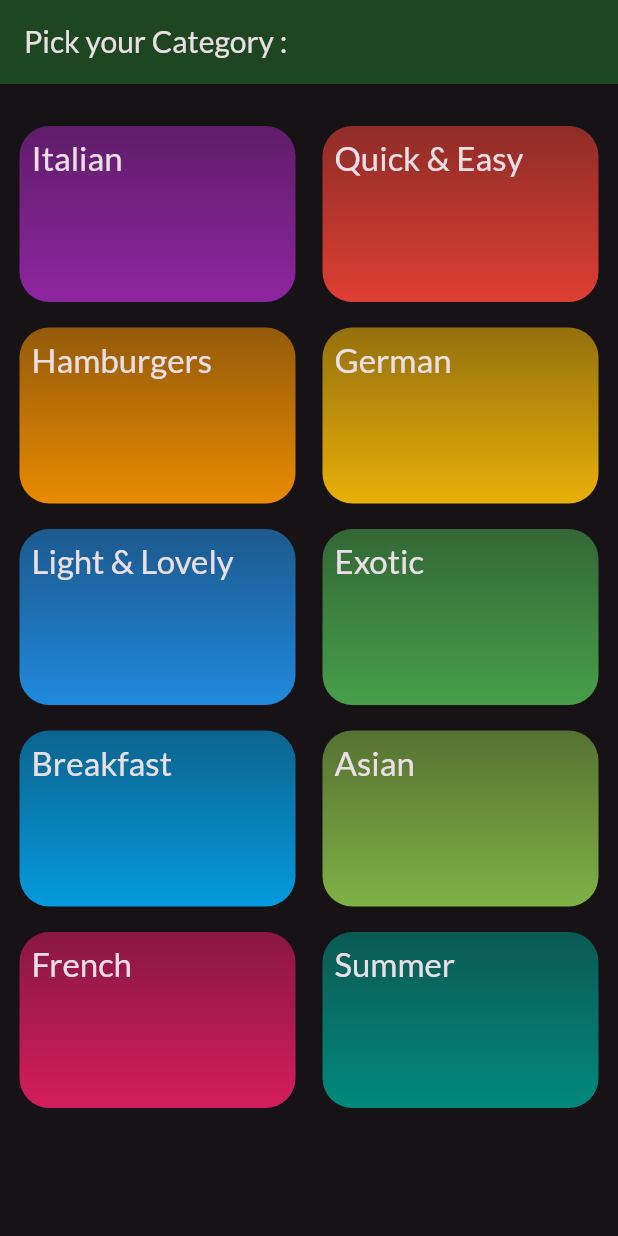
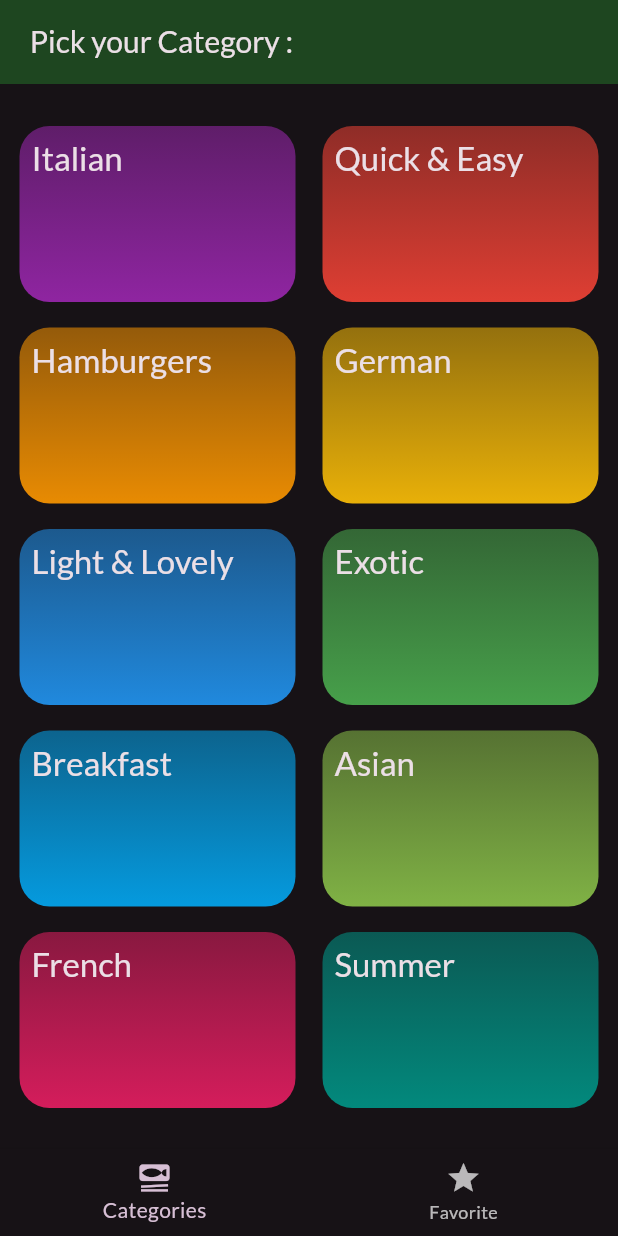
Before and after one commit to Zeina6699/meal_app, a Flutter app: the screen it shows after launch, on a phone screen of 412 x 824 dp. Run offline on Flutter 3.47's test engine with Material 3 defaults, Android fonts, the phone set to English and light mode, and no system bars; our stand-ins replace google_fonts, transparent_image.

Commit message:
Ctreate ShowBottomNavigationBar

```diff
--- a/lib/Screens/Categories_Screen.dart
+++ b/lib/Screens/Categories_Screen.dart
@@ -8,12 +8,7 @@ class CategoriesScreen extends StatelessWidget {
 
   @override
   Widget build(BuildContext context) {
-    return Scaffold(
-      appBar: AppBar(
-        backgroundColor: const Color.fromARGB(255, 30, 70, 32),
-        title: CustomText(text: 'Pick your Category :',fontSize: 20,),
-      ),
-      body: Padding(
+    return  Padding(
         padding: const EdgeInsets.symmetric(vertical: 20,horizontal: 5),
         child: GridView.builder(
           itemCount: availableCategories.length,
@@ -27,4 +22,4 @@ class CategoriesScreen extends StatelessWidget {
            childAspectRatio: 3/2,
 
            )),
-      ));}}
+      );}}
--- a/lib/Screens/Meal_Details_Screen.dart
+++ b/lib/Screens/Meal_Details_Screen.dart
@@ -10,7 +10,7 @@ class MealDetailsScreen extends StatelessWidget {
   @override
   Widget build(BuildContext context) {
     return Scaffold(
-      appBar: AppBar(title: Text(meal.title),actions: [IconButton(onPressed: ()=>onTuggleFavorite(meal), icon:Icon(Icons.star))],),
+      appBar: AppBar(title: Text(meal.title),actions: [IconButton(onPressed: ()=>onTuggleFavorite(meal), icon:const Icon(Icons.star))],),
       body: SingleChildScrollView(
         child: Column(
           children: [
--- a/lib/Screens/Meal_Screen.dart
+++ b/lib/Screens/Meal_Screen.dart
@@ -6,9 +6,9 @@ import 'package:meal_app/Widgets/Custom_Text.dart';
 import 'package:meal_app/Widgets/Meal_Item.dart';
 
 class MealScreen extends StatelessWidget {
-  MealScreen({super.key, required this.title, required this.meals});
+  const MealScreen({super.key, @required this.title, required this.meals});
 
-  final String title;
+  final String? title;
   final List<Meal> meals;
 
   @override
@@ -17,7 +17,7 @@ class MealScreen extends StatelessWidget {
     return Scaffold(
       appBar: AppBar(
          backgroundColor: const Color.fromARGB(255, 30, 70, 32),
-        title:Text(title)
+        title:Text(title??'')
       ),
       body:
   /*     ListView.builder(
--- /dev/null
+++ b/lib/Screens/Tabs_Screen.dart
@@ -0,0 +1,44 @@
+import 'package:flutter/material.dart';
+import 'package:meal_app/Screens/Categories_Screen.dart';
+import 'package:meal_app/Screens/Meal_Screen.dart';
+import 'package:meal_app/Widgets/Custom_Text.dart';
+import 'package:meal_app/Widgets/ShowBottomNavigationBar.dart';
+
+class TabsScreen extends StatefulWidget {
+  const TabsScreen({super.key});
+
+  @override
+  State<TabsScreen> createState() => _TabsScreenState();
+}
+
+class _TabsScreenState extends State<TabsScreen> {
+   int _selectedPageIndex = 0;
+
+  @override
+  Widget build(BuildContext context) {
+     Widget activePage = CategoriesScreen();
+    var activePageTitle = ' Pick your Category :';
+
+    if (_selectedPageIndex == 1) {
+      activePage = MealScreen( meals: []);
+      activePageTitle = 'Favorites';
+    }
+    return Scaffold(
+      appBar: AppBar(
+        backgroundColor: const Color.fromARGB(255, 30, 70, 32),
+        title: CustomText(text:activePageTitle,fontSize: 20,),
+      ),
+    body:activePage,
+   bottomNavigationBar:  ShowBottomNavigationBar(
+    icon1: Icons.set_meal, label1: "Categories",icon2: Icons.star,label2: 'Favorite',
+       onSelectPage: (index) { // تمرير الدالة لتحديث الصفحة
+          setState(() {
+            _selectedPageIndex = index;
+          });}
+    )
+
+    )
+
+    ;
+  }
+}
--- a/lib/Widgets/Meal_Item.dart
+++ b/lib/Widgets/Meal_Item.dart
@@ -57,7 +57,7 @@ String? get affordabilityText{
                       right: 0,
                        child: Container(
                         width: 220,
-                        padding: EdgeInsets.symmetric(vertical: 6),
+                        padding: const EdgeInsets.symmetric(vertical: 6),
                         color: Colors.black54,
                          child: Column(
                            children: [
@@ -66,8 +66,8 @@ String? get affordabilityText{
                               softWrap: true,
                               text: meal.title,fontWeight: FontWeight.bold,fontSize: 20,color: Colors.white,textAlign:TextAlign.center,maxLines: 2,),
 
-                             SizedBox(height: 12,),
-                             Row()
+                             const SizedBox(height: 12,),
+                             const Row()
                            ],
                          ),
                        ),
@@ -89,7 +89,7 @@ String? get affordabilityText{
               child: Row(
                 mainAxisAlignment: MainAxisAlignment.spaceEvenly,
                 children: [
-                  Row( children: [const Icon(Icons.schedule,color: Colors.black,),SizedBox(width: 6), CustomText(text: '${meal.duration} min',color: Colors.black,)],),
+                  Row( children: [const Icon(Icons.schedule,color: Colors.black,),const SizedBox(width: 6), CustomText(text: '${meal.duration} min',color: Colors.black,)],),
                   Row(children: [const Icon(Icons.work,color: Colors.black,),const SizedBox(width: 6), CustomText(text: '$complexityText'),
                   const SizedBox(width: 30,),
                   Row(children:  [const Icon(Icons.attach_money ,color: Colors.black,),CustomText(text: '$affordabilityText')]
--- /dev/null
+++ b/lib/Widgets/ShowBottomNavigationBar.dart
@@ -0,0 +1,40 @@
+
+import 'package:flutter/material.dart';
+import 'package:meal_app/Screens/Categories_Screen.dart';
+import 'package:meal_app/Screens/Meal_Screen.dart';
+
+class ShowBottomNavigationBar extends StatelessWidget {
+  ShowBottomNavigationBar({
+
+    super.key, required this.icon1, required this.label1,
+    this.icon2,this.icon3,this.icon4,this.label2,this.label3,this.label4,required this.onSelectPage,
+
+  });
+  final IconData icon1;
+  final String label1;
+  final IconData? icon2;
+  final String? label2;
+  final IconData? icon3;
+  final String? label3;
+  final IconData? icon4;
+  final String? label4;
+  final Function(int) onSelectPage;
+
+
+
+  @override
+  Widget build(BuildContext context) {
+
+    return BottomNavigationBar(
+      currentIndex:0 ,
+      onTap:onSelectPage,
+
+      items: [
+      BottomNavigationBarItem(icon:Icon(icon1) ,label:label1),
+      if (icon2 != null && label2 != null) BottomNavigationBarItem(icon: Icon(icon2), label: label2,),
+      if (icon3 != null && label3 != null) BottomNavigationBarItem(icon: Icon(icon3), label: label3,),
+      if (icon4 != null && label4 != null) BottomNavigationBarItem(icon: Icon(icon4), label: label4,),
+      ],
+    );
+  }
+}
--- a/lib/main.dart
+++ b/lib/main.dart
@@ -2,6 +2,7 @@ import 'package:flutter/material.dart';
 import 'package:meal_app/Screens/Categories_Screen.dart';
 import 'package:google_fonts/google_fonts.dart';
 import 'package:meal_app/Screens/Meal_Screen.dart';
+import 'package:meal_app/Screens/Tabs_Screen.dart';
 
 void main() {
   runApp(const MealApp());
@@ -23,7 +24,8 @@ class MealApp extends StatelessWidget {
           brightness: Brightness.dark
 )),
 routes: {
-  '/category':(context)=>CategoriesScreen(),
-  '/meal':(context)=>MealScreen(title: '',meals: [],)
+  '/category':(context)=>const CategoriesScreen(),
+  '/meal':(context)=>MealScreen(title: '',meals: const [],),
+  '/tab':(context)=>TabsScreen()
 },
-     initialRoute:'/category');}}
+     initialRoute:'/tab');}}
```
Also changed, not shown: 1 other file.
